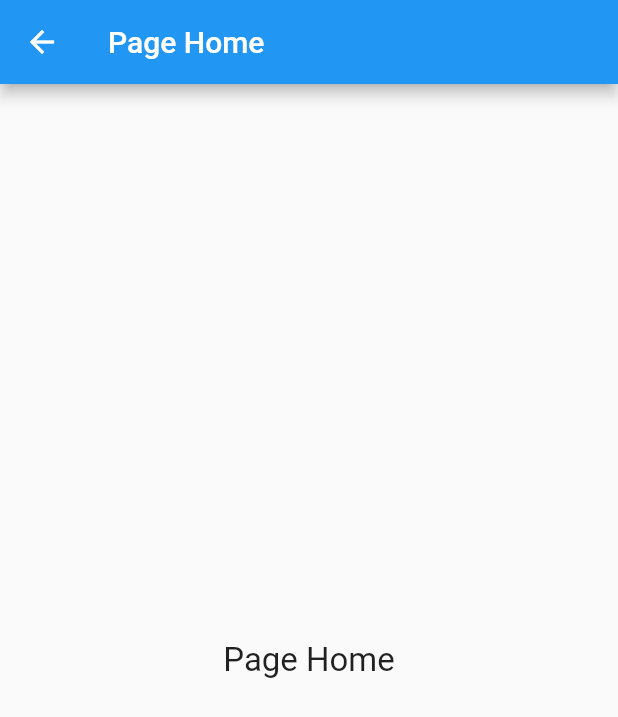
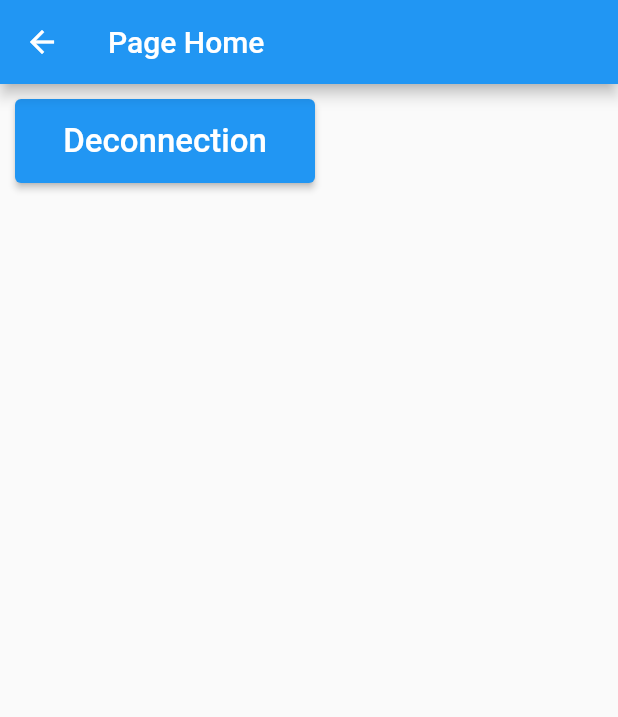
Before and after one commit to BENHALIMAmohamed/flutter_app, a Flutter app: the HomePage screen opened by its route, on a phone screen of 412 x 824 dp. Shown: the top 717 px of the screen. Run offline on Flutter 3.47's test engine with Material 2 defaults, Android fonts, the phone set to English and light mode, and no system bars; our stand-ins replace shared_preferences; accounts and stored records are empty.

Commit message:
fin du tp 3

```diff
--- a/lib/main.dart
+++ b/lib/main.dart
@@ -8,16 +8,16 @@ void main() => runApp(MyApp());
 class MyApp extends StatelessWidget {
   MyApp({super.key});
   final routes = {
-    '/home': (context) => const HomePage(),
-    '/inscription': (context) => const InscriptionPage(),
-    '/authentification': (context) => const AuthentificationPage(),
+    '/home': (context) => HomePage(),
+    '/inscription': (context) => InscriptionPage(),
+    '/authentification': (context) => AuthentificationPage(),
   };
 
   @override
   Widget build(BuildContext context) {
     return MaterialApp(
       debugShowCheckedModeBanner: false,
-      home: const InscriptionPage(),
+      home: InscriptionPage(),
       routes: routes,
     );
   }
--- a/lib/pages/home.page.dart
+++ b/lib/pages/home.page.dart
@@ -1,18 +1,38 @@
 import 'package:flutter/material.dart';
+import 'package:shared_preferences/shared_preferences.dart';
 
+// ignore: must_be_immutable
 class HomePage extends StatelessWidget {
-  const HomePage({super.key});
+  late SharedPreferences prefs;
+
+  HomePage({super.key});
 
   @override
   Widget build(BuildContext context) {
     return Scaffold(
-        appBar: AppBar(title: const Text("Page Home")),
-        body: const Center(
-            child: Text(
-          "Page Home",
-          style: TextStyle(fontSize: 22),
-            ),
-        )
+      appBar: AppBar(title: const Text("Page Home")),
+      body: Container(
+        padding: const EdgeInsets.all(10),
+        child: ElevatedButton(
+            onPressed: () {
+              _Deconnection(context);
+            },
+            style: ElevatedButton.styleFrom(
+                minimumSize: const Size(200, 50),
+                padding: const EdgeInsets.all(15)),
+            child: const Text(
+              'Deconnection',
+              style: TextStyle(fontSize: 22),
+            )),
+      ),
     );
   }
+
+  // ignore: non_constant_identifier_names
+  Future<void> _Deconnection(BuildContext context) async {
+    prefs = await SharedPreferences.getInstance();
+    prefs.setBool("connecte", false);
+    // ignore: use_build_context_synchronously
+    Navigator.of(context).pushNamedAndRemoveUntil('authentification', (Route<dynamic> route) => false);
+  }
 }
--- a/pubspec.yaml
+++ b/pubspec.yaml
@@ -29,6 +29,7 @@ environment:
 # the latest version available on pub.dev. To see which dependencies have newer
 # versions available, run `flutter pub outdated`.
 dependencies:
+  shared_preferences: ^2.0.17
   flutter:
     sdk: flutter
 
```
Also changed, not shown: lib/pages/authentification.page.dart (+31 -4 lines), lib/pages/inscription.page.dart (+28 -4 lines), pubspec.lock, 1 other file.
